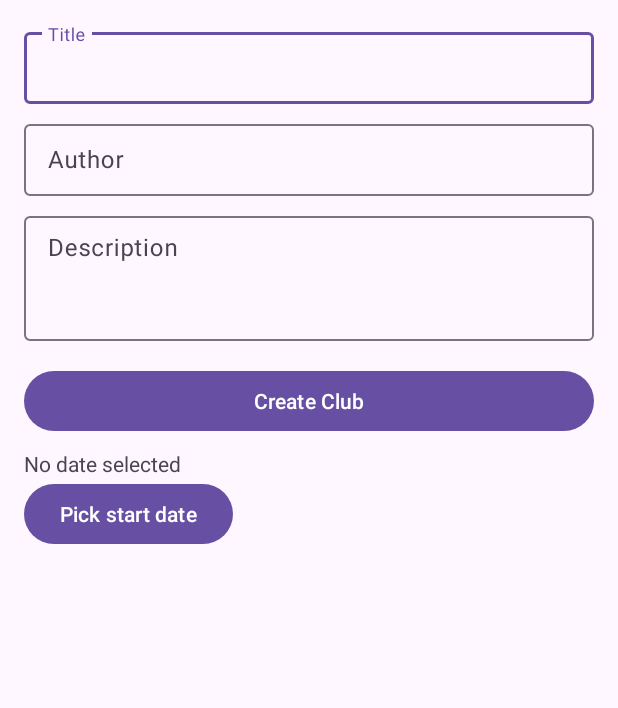
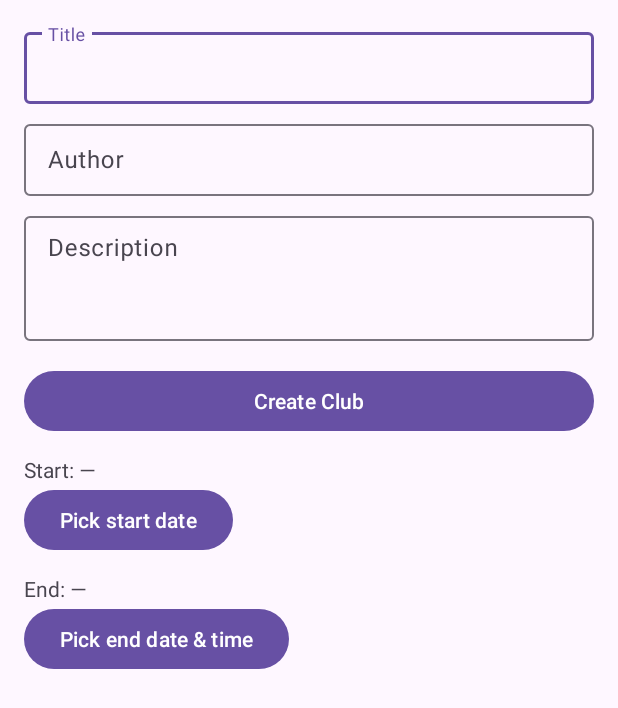
Before and after one commit to marcopetcu/BookClub, an Android app: the layout fragment_create_book_club.xml on its own in the app's theme, with its tools: preview values and no code run, on a phone screen of 412 x 824 dp. Shown: the top 708 px of the screen. Run offline under Robolectric (Android 15) with nearby library versions, the phone set to English and light mode, and no system bars.

Commit message:
Create Club

```diff
--- a/app/src/main/res/layout/fragment_create_book_club.xml
+++ b/app/src/main/res/layout/fragment_create_book_club.xml
@@ -62,20 +62,34 @@
         android:id="@+id/btnCreate"
         android:layout_width="match_parent"
         android:layout_height="wrap_content"
+        android:layout_marginTop="16dp"
         android:minHeight="48dp"
-        android:layout_marginTop="16dp"
         android:text="@string/create_club" />
 
     <TextView
         android:id="@+id/txtStartDate"
         android:layout_width="match_parent"
         android:layout_height="wrap_content"
-        android:text="@string/no_date_selected"
-        android:paddingTop="8dp"/>
+        android:text="@string/label_start_not_set"
+        android:paddingTop="12dp"/>
 
+    <!-- END -->
     <Button
-        android:id="@+id/btnPickDate"
+        android:id="@+id/btnPickStart"
         android:layout_width="wrap_content"
         android:layout_height="wrap_content"
         android:text="@string/pick_start_date" />
+
+    <TextView
+        android:id="@+id/txtEndDate"
+        android:layout_width="match_parent"
+        android:layout_height="wrap_content"
+        android:text="@string/label_end_not_set"
+        android:paddingTop="12dp"/>
+
+    <Button
+        android:id="@+id/btnPickEnd"
+        android:layout_width="wrap_content"
+        android:layout_height="wrap_content"
+        android:text="@string/pick_end_date" />
 </LinearLayout>
--- a/app/src/main/res/values/colors.xml
+++ b/app/src/main/res/values/colors.xml
@@ -2,4 +2,8 @@
 <resources>
     <color name="black">#FF000000</color>
     <color name="white">#FFFFFFFF</color>
+    <color name="badgeLive">#FF6F00</color>        <!-- portocaliu -->
+    <color name="badgeScheduled">#FFC107</color>   <!-- galben -->
+    <color name="badgeClosed">#9E9E9E</color>      <!-- gri -->
+    <color name="badgeTextOn">#FFFFFF</color>
 </resources>
--- a/app/src/main/res/values/strings.xml
+++ b/app/src/main/res/values/strings.xml
@@ -44,4 +44,10 @@
     <string name="no_date_selected">No date selected</string>
     <string name="date_must_be_future">Please select a date in the future</string>
     <string name="creating_club">Creating club...</string>
+    <string name="label_start_at">Start: %1$s</string>
+    <string name="pick_end_date">Pick end date &amp; time</string>
+    <string name="label_start_not_set">Start: —</string>
+    <string name="label_end_not_set">End: —</string>
+    <string name="label_end_at">End: %1$s</string>
+    <string name="err_end_before_start">End must be after start</string>
 </resources>
```
Also changed, not shown: app/src/main/java/com/example/bookclub/ui/club/ClubsAdapter.kt (+26 -8 lines), app/src/main/java/com/example/bookclub/ui/club/CreateBookClubFragment.kt (+74 -22 lines), app/src/main/res/drawable/badge_pill.xml (added, +7 -0 lines).
